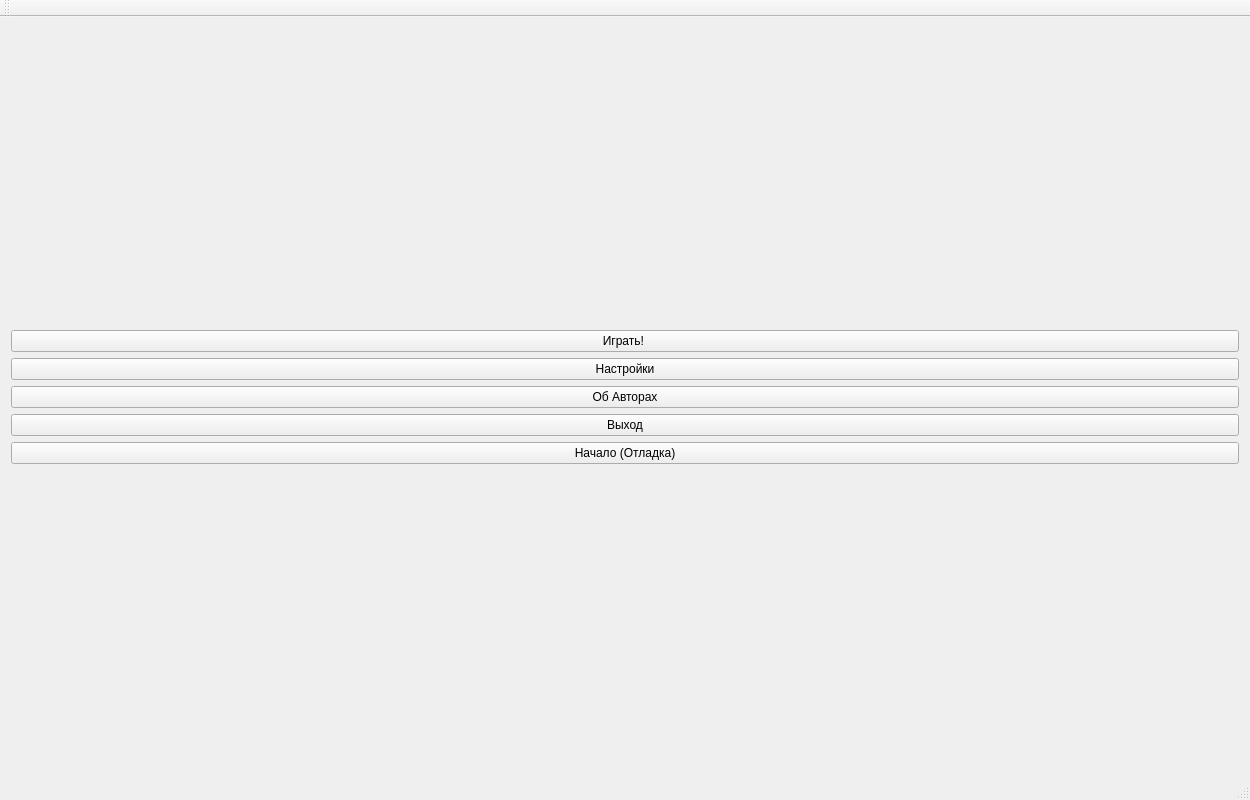
The window that Nayda/Application/Before_The_Game/Before_The_Game.ui (Mar94oK/Nayda) describes before a commit, drawn with Qt 5.
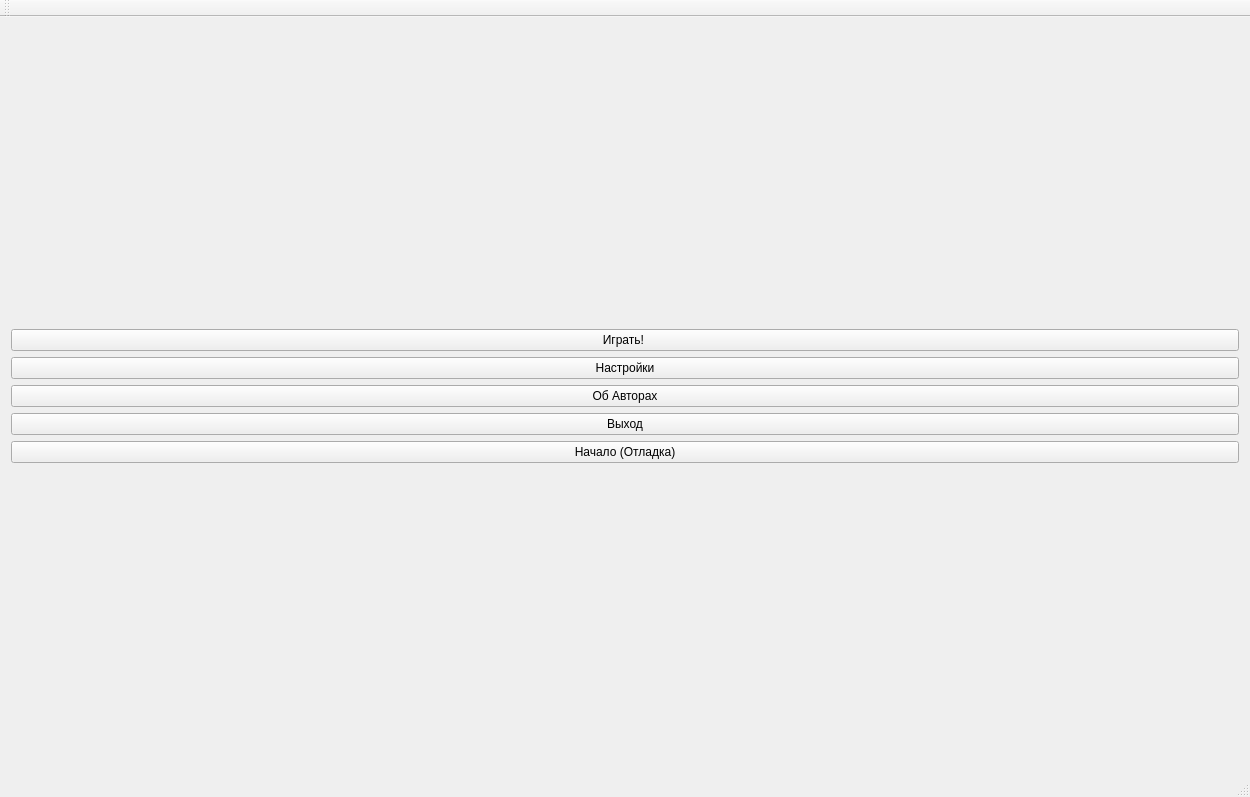
The same window after the commit.

Diff of the .ui file:
```diff
--- a/Nayda/Application/Before_The_Game/Before_The_Game.ui
+++ b/Nayda/Application/Before_The_Game/Before_The_Game.ui
@@ -7,7 +7,7 @@
     <x>0</x>
     <y>0</y>
     <width>1250</width>
-    <height>800</height>
+    <height>797</height>
    </rect>
   </property>
   <property name="windowTitle">
```
